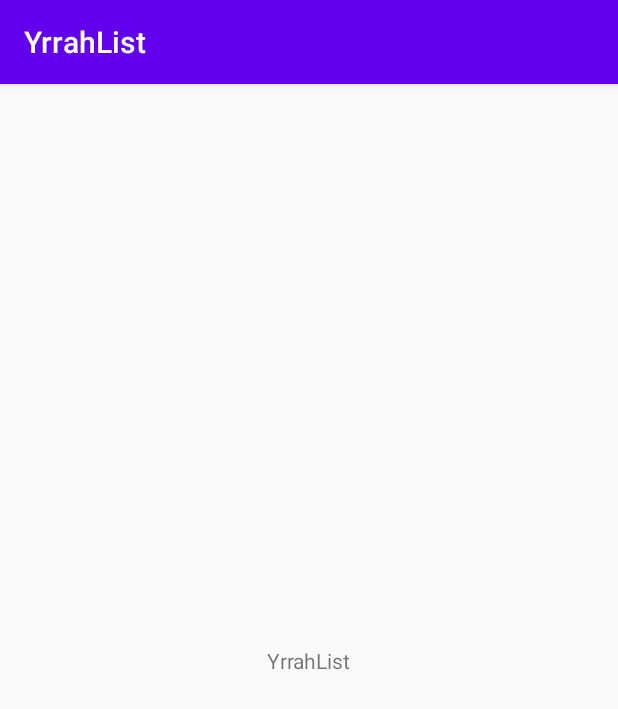
After one commit to Yrrahz/YrrahList, an Android app: the ListWriting screen opened directly, with no data from a screen before it, on a phone screen of 412 x 824 dp. The commit adds this screen. Shown: the top 709 px of the screen. Run offline under Robolectric (Android 15) with nearby library versions, the phone set to English and light mode, and no system bars.

Commit message:
Added the first additional activity.

```diff
--- a/app/src/main/AndroidManifest.xml
+++ b/app/src/main/AndroidManifest.xml
@@ -9,6 +9,7 @@
         android:roundIcon="@mipmap/ic_launcher_round"
         android:supportsRtl="true"
         android:theme="@style/AppTheme">
+        <activity android:name=".ListWriting"></activity>
         <activity android:name=".MainActivity">
             <intent-filter>
                 <action android:name="android.intent.action.MAIN" />
--- /dev/null
+++ b/app/src/main/java/com/yrrahpackage/yrrahlist/ListWriting.java
@@ -0,0 +1,14 @@
+package com.yrrahpackage.yrrahlist;
+
+import androidx.appcompat.app.AppCompatActivity;
+
+import android.os.Bundle;
+
+public class ListWriting extends AppCompatActivity {
+
+    @Override
+    protected void onCreate(Bundle savedInstanceState) {
+        super.onCreate(savedInstanceState);
+        setContentView(R.layout.activity_list_writing);
+    }
+}
--- a/app/src/main/java/com/yrrahpackage/yrrahlist/MainActivity.java
+++ b/app/src/main/java/com/yrrahpackage/yrrahlist/MainActivity.java
@@ -2,6 +2,7 @@ package com.yrrahpackage.yrrahlist;
 
 import androidx.appcompat.app.AppCompatActivity;
 
+import android.content.Intent;
 import android.os.Bundle;
 import android.view.View;
 import android.widget.Toast;
@@ -16,5 +17,8 @@ public class MainActivity extends AppCompatActivity {
 
     public void buttonPressed(View view){
         Toast.makeText(getApplicationContext(),"Button is pressed!", Toast.LENGTH_SHORT).show();
+
+        Intent intent = new Intent(this, ListWriting.class);
+        startActivity(intent);
     }
 }
--- /dev/null
+++ b/app/src/main/res/layout/activity_list_writing.xml
@@ -0,0 +1,18 @@
+<?xml version="1.0" encoding="utf-8"?>
+<androidx.constraintlayout.widget.ConstraintLayout xmlns:android="http://schemas.android.com/apk/res/android"
+    xmlns:app="http://schemas.android.com/apk/res-auto"
+    xmlns:tools="http://schemas.android.com/tools"
+    android:layout_width="match_parent"
+    android:layout_height="match_parent"
+    tools:context=".ListWriting">
+
+    <TextView
+        android:id="@+id/ListWritingTextView"
+        android:layout_width="wrap_content"
+        android:layout_height="wrap_content"
+        android:text="@string/app_name"
+        app:layout_constraintBottom_toBottomOf="parent"
+        app:layout_constraintEnd_toEndOf="parent"
+        app:layout_constraintStart_toStartOf="parent"
+        app:layout_constraintTop_toTopOf="parent" />
+</androidx.constraintlayout.widget.ConstraintLayout>
```
